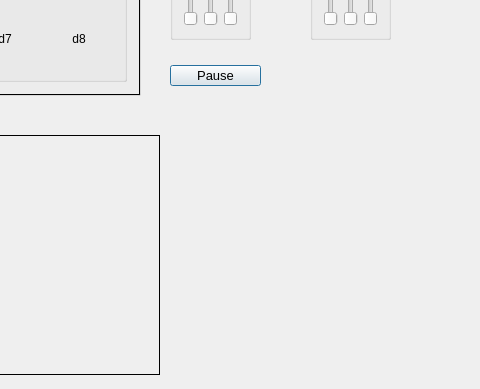
SebastianBone/RythmMachine, file dialog.ui: the form before one commit; both pictures show x 520 to 1000 and y 405 to 794 of the 1121 by 794 pixel window.
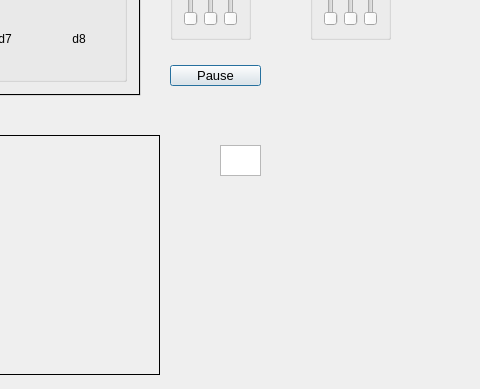
The form after the commit. Custom widgets are drawn as their Qt base class.

What changed in the file:
```diff
--- a/dialog.ui
+++ b/dialog.ui
@@ -2555,6 +2555,16 @@
     <string>Processed</string>
    </property>
   </widget>
+  <widget class="QTextEdit" name="textEdit">
+   <property name="geometry">
+    <rect>
+     <x>740</x>
+     <y>550</y>
+     <width>41</width>
+     <height>31</height>
+    </rect>
+   </property>
+  </widget>
  </widget>
  <layoutdefault spacing="6" margin="11"/>
  <customwidgets>
```
